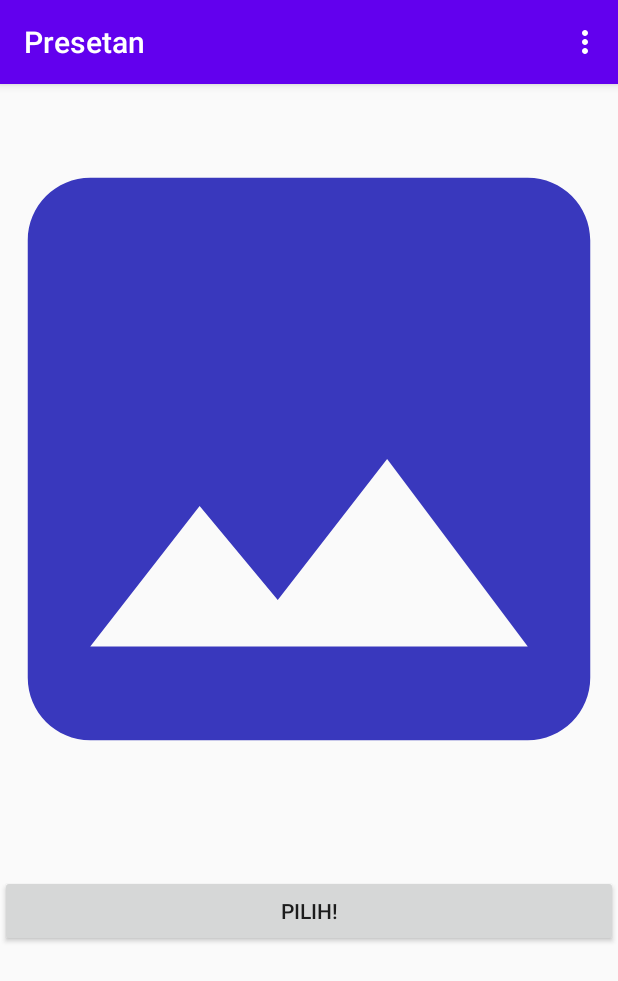
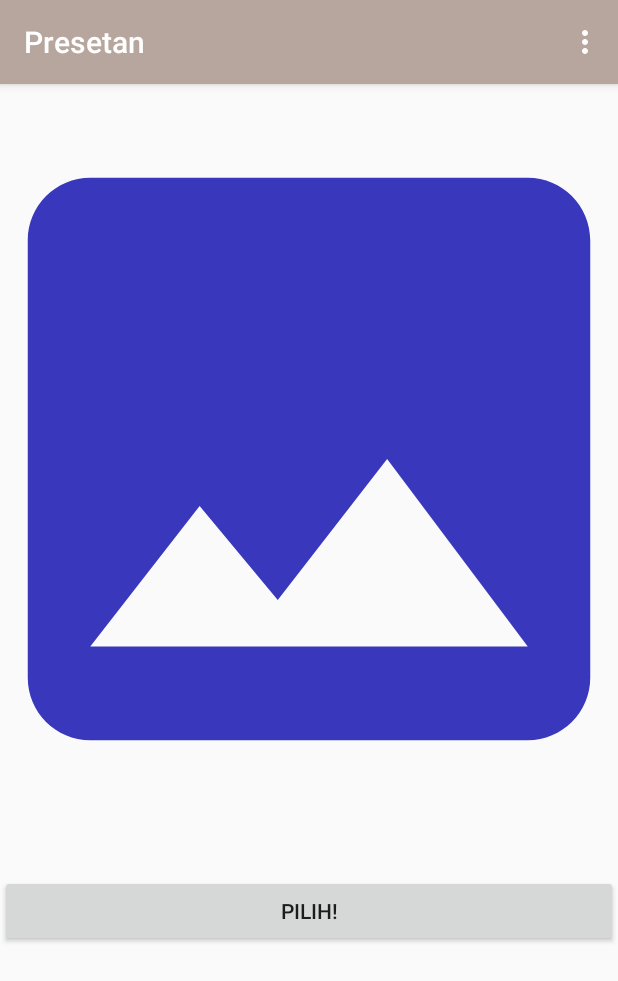
Before and after one commit to Gita-Xerovier/Presetan1, an Android app: the screen it shows after launch (MainActivity), on a phone screen of 412 x 824 dp. Shown: the top 981 px of the screen. Run offline under Robolectric (Android 15) with nearby library versions, the phone set to English and light mode, and no system bars; libraries missing offline, so code that uses them is left out: com.zomato.photofilters; pictures from the network do not load.

Commit message:
renew design dan blablabla

```diff
--- a/app/src/main/AndroidManifest.xml
+++ b/app/src/main/AndroidManifest.xml
@@ -13,7 +13,7 @@
 
     <application
         android:allowBackup="true"
-        android:icon="@mipmap/ic_launcher"
+        android:icon="@drawable/icon"
         android:label="@string/app_name"
         android:roundIcon="@mipmap/ic_launcher_round"
         android:supportsRtl="true"
--- a/app/src/main/res/layout/activity_guest_profile.xml
+++ b/app/src/main/res/layout/activity_guest_profile.xml
@@ -9,7 +9,7 @@
         android:id="@+id/profPic"
         android:layout_width="250dp"
         android:layout_height="250dp"
-        android:src="@drawable/npc"
+        android:src="@drawable/guest"
         android:layout_marginTop="20dp"
         android:layout_centerHorizontal="true"/>
 
--- a/app/src/main/res/layout/activity_main.xml
+++ b/app/src/main/res/layout/activity_main.xml
@@ -5,15 +5,6 @@
     android:layout_width="match_parent"
     android:layout_height="match_parent"
     tools:context=".MainActivity">
-
-    <TextView
-        android:layout_width="wrap_content"
-        android:layout_height="wrap_content"
-        android:text="Guest Activity"
-        app:layout_constraintBottom_toBottomOf="parent"
-        app:layout_constraintLeft_toLeftOf="parent"
-        app:layout_constraintRight_toRightOf="parent"
-        app:layout_constraintTop_toTopOf="parent" />
 
     <ImageView
         android:id="@+id/galleryView"
--- a/app/src/main/res/layout/activity_user_profile.xml
+++ b/app/src/main/res/layout/activity_user_profile.xml
@@ -9,7 +9,7 @@
         android:id="@+id/profPic"
         android:layout_width="250dp"
         android:layout_height="250dp"
-        android:src="@drawable/npc"
+        android:src="@drawable/vip"
         android:layout_marginTop="20dp"
         android:layout_centerHorizontal="true"/>
 
--- a/app/src/main/res/values/colors.xml
+++ b/app/src/main/res/values/colors.xml
@@ -1,8 +1,8 @@
 <?xml version="1.0" encoding="utf-8"?>
 <resources>
-    <color name="colorPrimary">#6200EE</color>
-    <color name="colorPrimaryDark">#3700B3</color>
-    <color name="colorAccent">#03DAC5</color>
+    <color name="colorPrimary">#b7a69e</color>
+    <color name="colorPrimaryDark">#665E59</color>
+    <color name="colorAccent">#8D4A43</color>
     <color name="selected_filter">#221F20</color>
     <color name="normal_filter">#8A8888</color>
     <color name="color_option_menu">#FF3990</color>
```
Also changed, not shown: app/src/main/res/drawable/guest.png (added), app/src/main/res/drawable/icon.png (added), app/src/main/res/drawable/vip.png (added).
